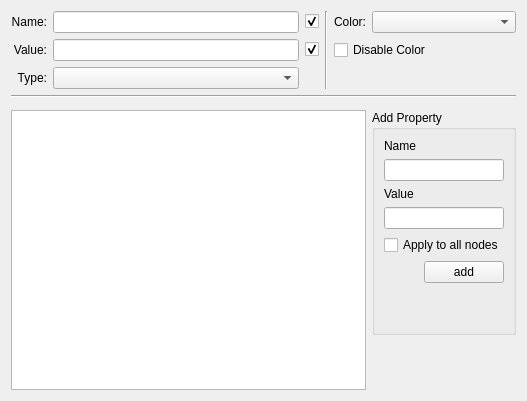
Above: src/Interface/DataPropertiesWidget.ui from KDE/rocs before the change. Below: the same form after it.
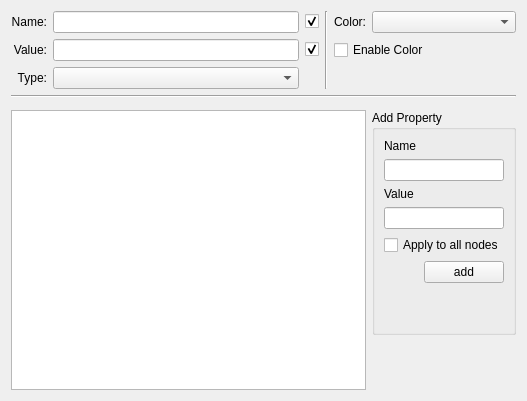
That is the form after the change. Custom widgets are drawn as their Qt base class.

Commit message:
fix Data property dialog (color/add property)
change enable color label (disable color -> enable color)

fix color change and add property.

Thanks Joseane :)

The edit to the form file:
```diff
--- a/src/Interface/DataPropertiesWidget.ui
+++ b/src/Interface/DataPropertiesWidget.ui
@@ -106,9 +106,18 @@
     </widget>
    </item>
    <item row="1" column="4" colspan="2">
-    <widget class="QCheckBox" name="_disableColor">
+    <widget class="QCheckBox" name="_enableColor">
+     <property name="enabled">
+      <bool>true</bool>
+     </property>
      <property name="text">
-      <string>Disable Color</string>
+      <string>Enable Color</string>
+     </property>
+     <property name="checkable">
+      <bool>true</bool>
+     </property>
+     <property name="checked">
+      <bool>false</bool>
      </property>
     </widget>
    </item>
```
The commit also changes 2 other files.
